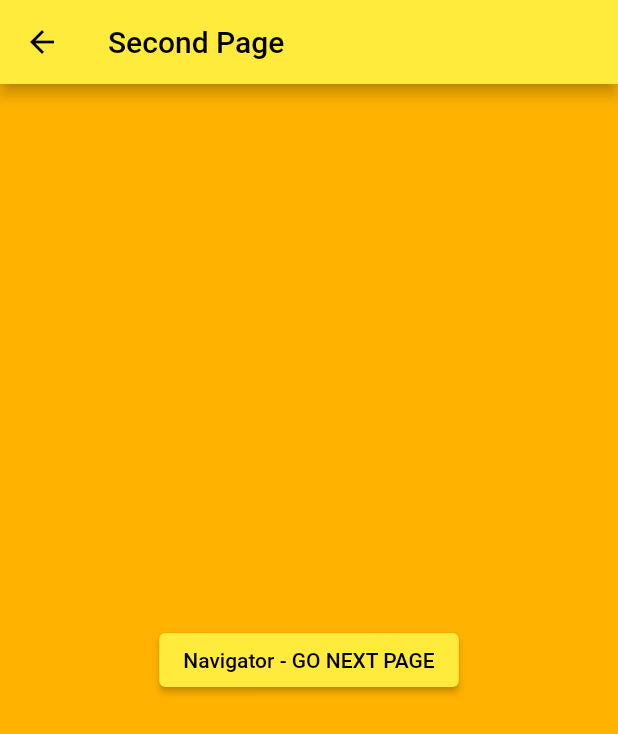
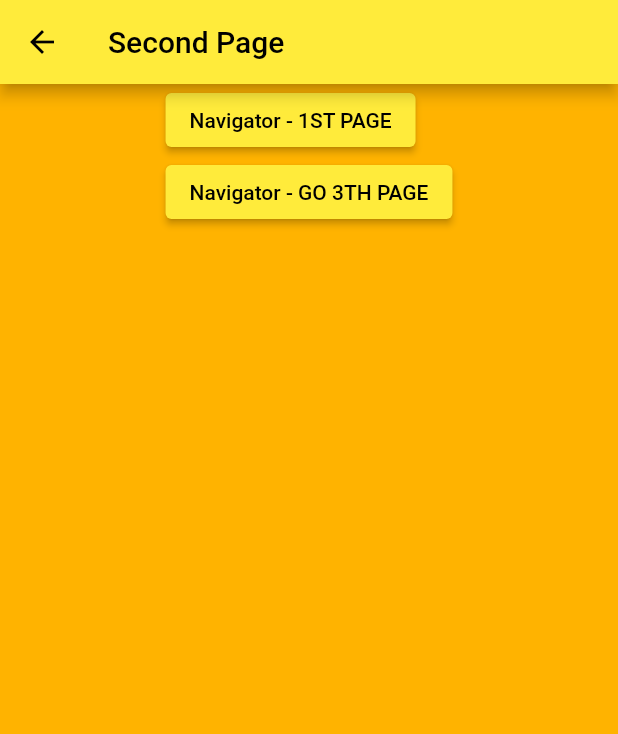
Before and after one commit to jh8057/zzemalapp, a Flutter app: the SecondPage screen opened directly, on a phone screen of 412 x 824 dp. Shown: the top 734 px of the screen. Run offline on Flutter 3.47's test engine with Material 2 defaults, Android fonts, the phone set to English and light mode, and no system bars; our stand-ins replace fluttertoast.

Commit message:
third page

```diff
--- a/lib/main.dart
+++ b/lib/main.dart
@@ -288,7 +288,7 @@ class SecondPage extends StatelessWidget {
   const SecondPage({Key? key}) : super(key: key);
 
   @override
-  Widget build(BuildContext ctx) {
+  Widget build(BuildContext ctx2) {
     return Scaffold(
       resizeToAvoidBottomInset: false,
       backgroundColor: Colors.amber[600],
@@ -296,11 +296,48 @@ class SecondPage extends StatelessWidget {
         title: const Text('Second Page'),
       ),
       body: Center(
+          child: Column(
+        crossAxisAlignment: CrossAxisAlignment.start,
+        children: [
+          ElevatedButton(
+            child: const Text('Navigator - 1ST PAGE'),
+            onPressed: () {
+              print('Click navigator');
+              Navigator.pop(ctx2);
+            },
+          ),
+          ElevatedButton(
+            child: const Text('Navigator - GO 3TH PAGE'),
+            onPressed: () {
+              print('Click navigator');
+              Navigator.push(ctx2,
+                  MaterialPageRoute(builder: (BuildContext context) {
+                return ThridPage();
+              }));
+            },
+          )
+        ],
+      )),
+    );
+  }
+}
+
+class ThridPage extends StatelessWidget {
+  const ThridPage({Key? key}) : super(key: key);
+  @override
+  Widget build(BuildContext ctx3) {
+    return Scaffold(
+      resizeToAvoidBottomInset: false,
+      backgroundColor: Colors.amber[600],
+      appBar: AppBar(
+        title: const Text('Thrid Page'),
+      ),
+      body: Center(
         child: ElevatedButton(
-          child: const Text('Navigator - GO NEXT PAGE'),
+          child: const Text('Navigator - 2ND PAGE'),
           onPressed: () {
             print('Click navigator');
-            Navigator.pop(ctx);
+            Navigator.pop(ctx3);
           },
         ),
       ),
```
